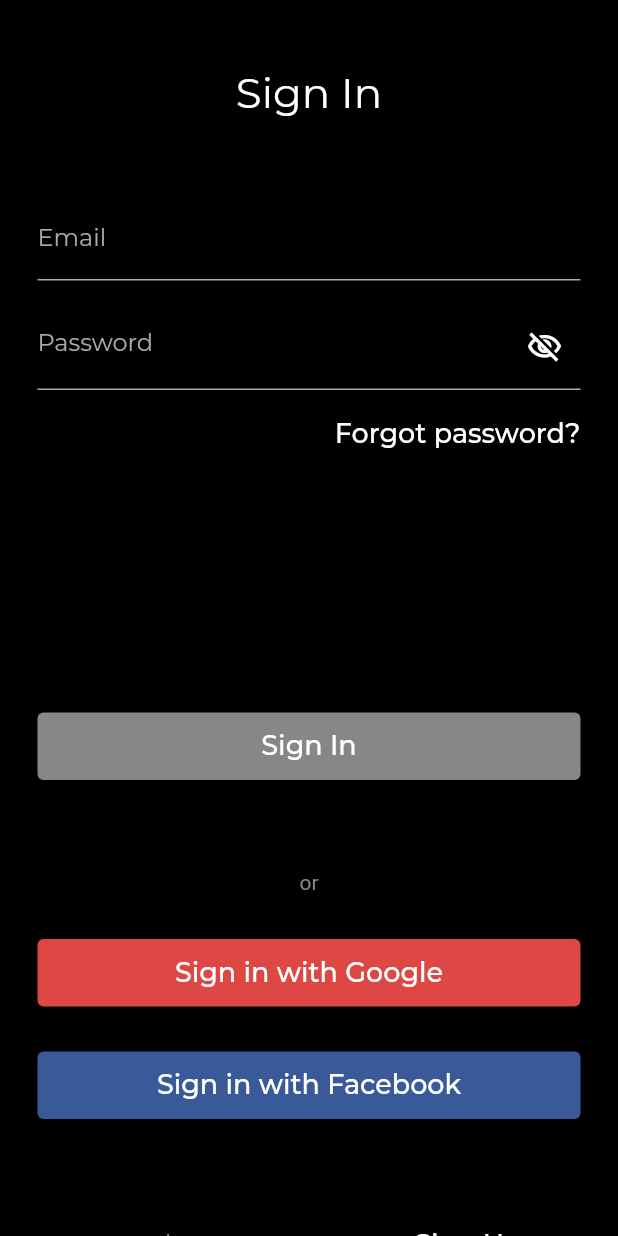
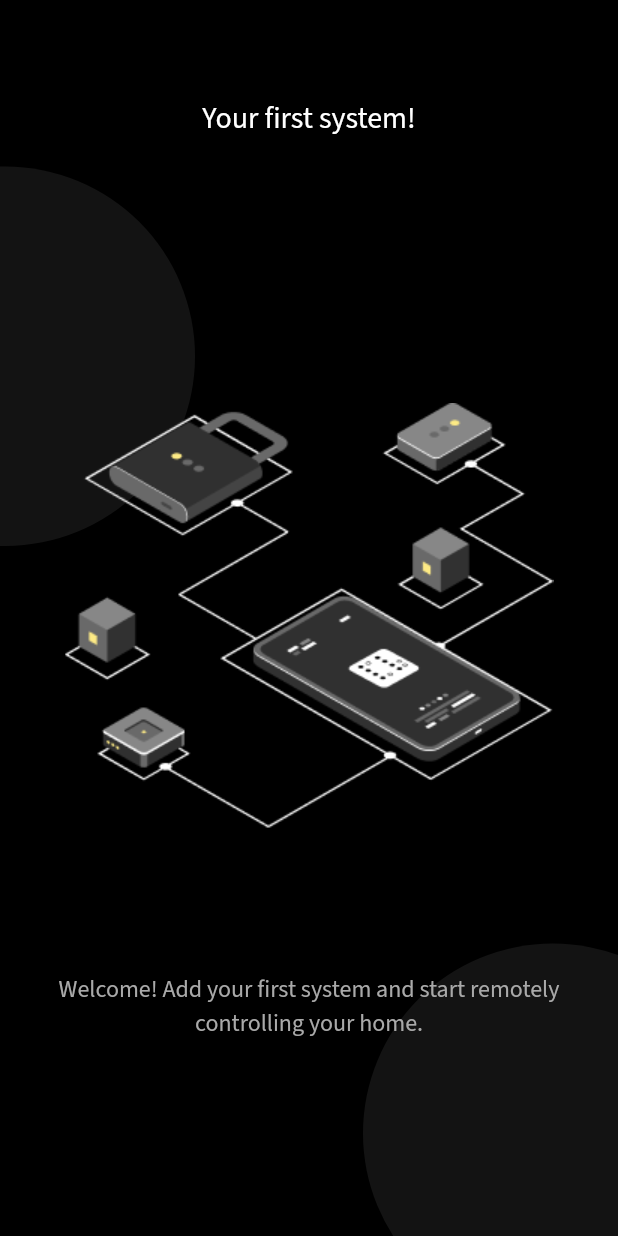
Before and after one commit to FunnyKontik/CoreBox, a Flutter app: the screen it shows after launch, scrolled down 52 dp, after a tap on "Sign in", after a tap on "Sign In", on a phone screen of 412 x 824 dp. Run offline on Flutter 3.47's test engine with Material 2 defaults, Android fonts, the phone set to English and light mode, and no system bars; our stand-ins replace google_fonts.

Commit message:
Add welcome screen

```diff
--- /dev/null
+++ b/lib/screens/adding_welcome/adding_welcome_screen.dart
@@ -0,0 +1,146 @@
+import 'package:core_box/custom_widgets/custom_login_button.dart';
+import 'package:flutter/cupertino.dart';
+import 'package:flutter/material.dart';
+import 'package:google_fonts/google_fonts.dart';
+
+class AddWelcome extends StatefulWidget {
+  @override
+  _AddWelcomeState createState() => _AddWelcomeState();
+}
+
+class _AddWelcomeState extends State<AddWelcome> {
+  @override
+  Widget build(BuildContext context) {
+    return Scaffold(
+      backgroundColor: Colors.black,
+      body: buildBody(context),
+    );
+  }
+}
+
+Widget buildBody(BuildContext context) {
+  return Container(
+    height: MediaQuery.of(context).size.height,
+    child: Stack(
+      clipBehavior: Clip.antiAlias,
+      fit: StackFit.expand,
+      children: <Widget>[
+        Positioned(
+          top: 111,
+          left: -123,
+          child: Container(
+            width: 253,
+            height: 253,
+            decoration: BoxDecoration(
+              shape: BoxShape.circle,
+              color: Color.fromRGBO(32, 32, 32, 0.6),
+            ),
+          ),
+        ),
+        Positioned(
+          top: 629,
+          left: 242,
+          child: Container(
+            width: 253,
+            height: 253,
+            decoration: BoxDecoration(
+              shape: BoxShape.circle,
+              color: Color.fromRGBO(32, 32, 32, 0.6),
+            ),
+          ),
+        ),
+        Positioned(
+          top: 0,
+          left: 0,
+         // height: 800,
+          width: MediaQuery.of(context).size.width,
+          child: SizedBox(
+            height: 800,
+            child: Padding(
+              padding: EdgeInsets.symmetric(horizontal: 25),
+              child: ListView(
+                scrollDirection: Axis.vertical,
+                shrinkWrap: true,
+                children: <Widget>[
+                  Padding(
+                    padding: const EdgeInsets.only(top: 65, bottom: 160),
+                    child: Text(
+                      'Your first system!',
+                      style: GoogleFonts.sourceSansPro(
+                          color: Colors.white, fontSize: 20),
+                      textAlign: TextAlign.center,
+                    ),
+                  ),
+                  Image.asset('assets/group.png'),
+                  Padding(
+                    padding: const EdgeInsets.only(
+                      top: 80.0,
+                    ),
+                    child: Text(
+                      'Welcome! Add your first system and start remotely',
+                      style: GoogleFonts.sourceSansPro(
+                          fontSize: 16,
+                          color: Color.fromRGBO(169, 169, 169, 1)),
+                      textAlign: TextAlign.center,
+                    ),
+                  ),
+                  Padding(
+                    padding: const EdgeInsets.only(bottom: 155.0),
+                    child: Text(
+                      'controlling your home.',
+                      style: GoogleFonts.sourceSansPro(
+                        fontSize: 16,
+                        color: Color.fromRGBO(169, 169, 169, 1),
+                      ),
+                      textAlign: TextAlign.center,
+                    ),
+                  ),
+                  Padding(
+                    padding: const EdgeInsets.only(bottom: 120.0),
+                    child: CustomLogin(
+                      title: 'Add new system',
+                      backgroundColor: Color.fromRGBO(18, 111, 242, 1),
+                      onPressed: () {},
+                    ),
+                  ),
+                ],
+              ),
+            ),
+          ),
+        ),
+        // Positioned(
+        //   top: 249,
+        //   left: 26,
+        //   child: Image.asset('assets/group.png'),
+        // ),
+        // Positioned(
+        //     top: 613,
+        //     left: 26,
+        //     child: Column(
+        //       children: <Widget>[
+        //         Text(
+        //           'Welcome! Add your first system and start remotely',
+        //           style: GoogleFonts.sourceSansPro(
+        //               fontSize: 16,
+        //               color: Color.fromRGBO(169, 169, 169, 1)),
+        //         ),
+        //         Text(
+        //           'controlling your home.',
+        //           style: GoogleFonts.sourceSansPro(
+        //               fontSize: 16,
+        //               color: Color.fromRGBO(169, 169, 169, 1)),
+        //         ),
+        //       ],
+        //     )),
+        // Positioned(
+        //     top: 750,
+        //     left: 25,
+        //     child: CustomLogin(
+        //       title: 'Add new system',
+        //       backgroundColor: Color.fromRGBO(18, 111, 242, 1),
+        //       onPressed: () {},
+        //     ))
+      ],
+    ),
+  );
+}
--- a/lib/screens/auth/auth_screen.dart
+++ b/lib/screens/auth/auth_screen.dart
@@ -1,5 +1,6 @@
 import 'package:core_box/custom_widgets/custom_login_button.dart';
 import 'package:core_box/custom_widgets/custom_text_input.dart';
+import 'package:core_box/screens/adding_welcome/adding_welcome_screen.dart';
 import 'package:core_box/screens/registration/registration_screen.dart';
 import 'package:core_box/utils/navigation_utils.dart';
 import 'package:flutter/cupertino.dart';
@@ -75,7 +76,10 @@ class _AuthScreenState extends State<AuthScreen> {
                 child: CustomLogin(
                   title: 'Sign In',
                   backgroundColor: Color.fromRGBO(135, 135, 135, 1),
-                  onPressed: () {},
+                  onPressed: () {
+                    NavigationUtils.toScreenRemoveUntil(context,
+                        screen: AddWelcome());
+                  },
                 ),
               ),
               Text(
--- a/pubspec.yaml
+++ b/pubspec.yaml
@@ -41,7 +41,7 @@ dev_dependencies:
 flutter:
   assets:
     - assets/logo.png
-    - assets/authLogo.png
+    - assets/group.png
 
   # The following line ensures that the Material Icons font is
   # included with your application, so that you can use the icons in
```
Also changed, not shown: assets/authLogo.png (deleted), assets/group.png (added).
